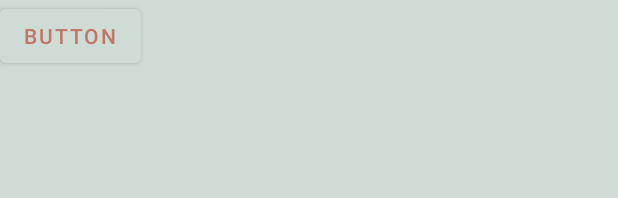
After one commit to eduardocvaz/AppBooks, an Android app: the layout activity_add_livro.xml on its own in the app's theme, with its tools: preview values and no code run, on a phone screen of 412 x 824 dp. The commit adds this screen. Shown: the top 198 px of the screen. Run offline under Robolectric (Android 15) with nearby library versions, the phone set to English and light mode, and no system bars.

Commit message:
Adicionando a activity AddLivroActivity

```diff
--- a/app/src/main/AndroidManifest.xml
+++ b/app/src/main/AndroidManifest.xml
@@ -10,6 +10,9 @@
         android:supportsRtl="true"
         android:theme="@style/Theme.AppBooks">
         <activity
+            android:name=".AddLivroActivity"
+            android:exported="false" />
+        <activity
             android:name=".LivroActivity"
             android:exported="true">
             <intent-filter>
--- /dev/null
+++ b/app/src/main/res/layout/activity_add_livro.xml
@@ -0,0 +1,16 @@
+<?xml version="1.0" encoding="utf-8"?>
+<androidx.constraintlayout.widget.ConstraintLayout xmlns:android="http://schemas.android.com/apk/res/android"
+    xmlns:app="http://schemas.android.com/apk/res-auto"
+    xmlns:tools="http://schemas.android.com/tools"
+    android:layout_width="match_parent"
+    android:layout_height="match_parent"
+    tools:context=".AddLivroActivity">
+
+    <Button
+        android:id="@+id/button"
+        android:layout_width="wrap_content"
+        android:layout_height="wrap_content"
+        android:text="Button"
+        tools:layout_editor_absoluteX="194dp"
+        tools:layout_editor_absoluteY="314dp" />
+</androidx.constraintlayout.widget.ConstraintLayout>
```
Also changed, not shown: app/src/main/java/com/example/appbooks/AddLivroActivity.java (added, +38 -0 lines), app/src/main/java/com/example/appbooks/LivroActivity.java (+8 -0 lines).
